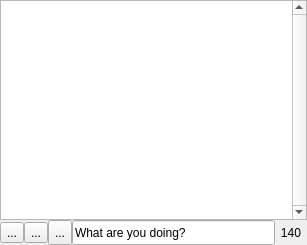
Qt form ui/mainwindow.ui (ayoy/qtwitter) before a commit.
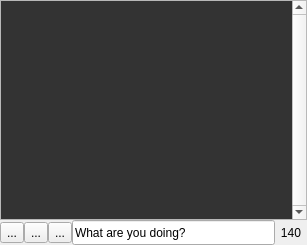
The same form after that commit. Icons and pictures are not drawn. Custom widgets are drawn as their Qt base class.

The edit to the form file:
```diff
--- a/ui/mainwindow.ui
+++ b/ui/mainwindow.ui
@@ -10,9 +10,18 @@
     <height>245</height>
    </rect>
   </property>
+  <property name="minimumSize">
+   <size>
+    <width>264</width>
+    <height>100</height>
+   </size>
+  </property>
   <property name="windowTitle">
    <string>qTwitter</string>
   </property>
+  <property name="styleSheet">
+   <string notr="true"/>
+  </property>
   <layout class="QVBoxLayout" name="verticalLayout">
    <property name="spacing">
     <number>0</number>
@@ -22,6 +31,46 @@
    </property>
    <item>
     <widget class="UpdatesList" name="statusListView">
+     <property name="palette">
+      <palette>
+       <active>
+        <colorrole role="Base">
+         <brush brushstyle="SolidPattern">
+          <color alpha="255">
+           <red>51</red>
+           <green>51</green>
+           <blue>51</blue>
+          </color>
+         </brush>
+        </colorrole>
+       </active>
+       <inactive>
+        <colorrole role="Base">
+         <brush brushstyle="SolidPattern">
+          <color alpha="255">
+           <red>51</red>
+           <green>51</green>
+           <blue>51</blue>
+          </color>
+         </brush>
+        </colorrole>
+       </inactive>
+       <disabled>
+        <colorrole role="Base">
+         <brush brushstyle="SolidPattern">
+          <color alpha="255">
+           <red>212</red>
+           <green>208</green>
+           <blue>200</blue>
+          </color>
+         </brush>
+        </colorrole>
+       </disabled>
+      </palette>
+     </property>
+     <property name="styleSheet">
+      <string notr="true"/>
+     </property>
      <property name="verticalScrollBarPolicy">
       <enum>Qt::ScrollBarAlwaysOn</enum>
      </property>
@@ -125,15 +174,12 @@
      </item>
      <item>
       <widget class="QToolButton" name="updateButton">
-       <property name="maximumSize">
-        <size>
-         <width>100</width>
-         <height>100</height>
-        </size>
-       </property>
        <property name="toolTip">
         <string>Update tweets</string>
        </property>
+       <property name="styleSheet">
+        <string notr="true"/>
+       </property>
        <property name="text">
         <string>...</string>
        </property>
```
Left out of the diff: 14 changed lines with no effect on the pictures.
